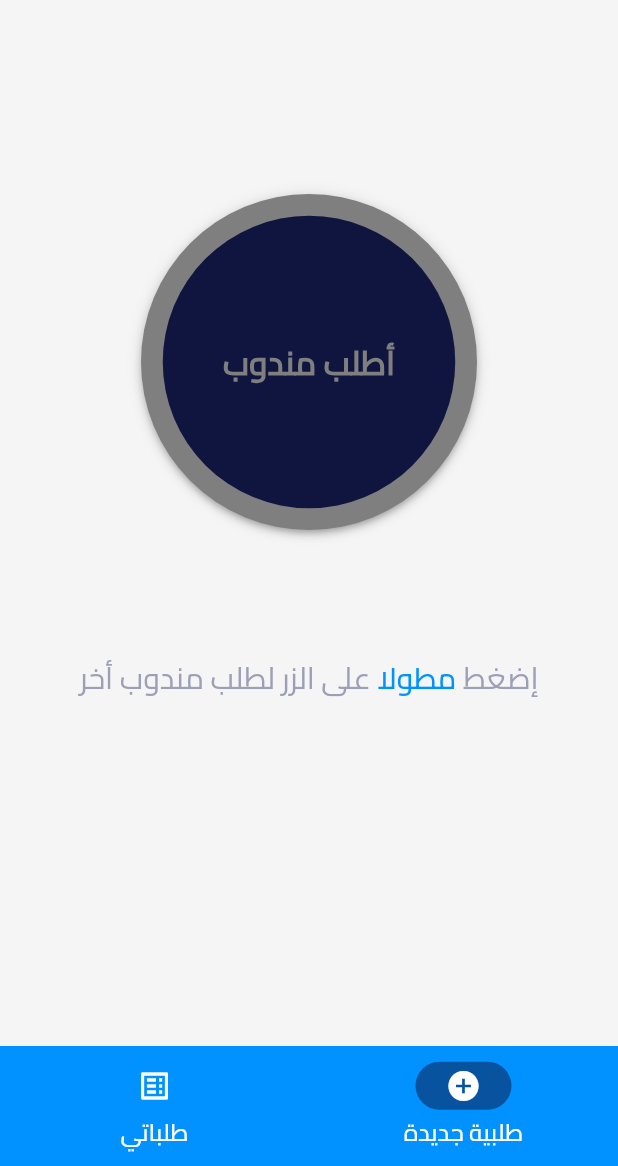
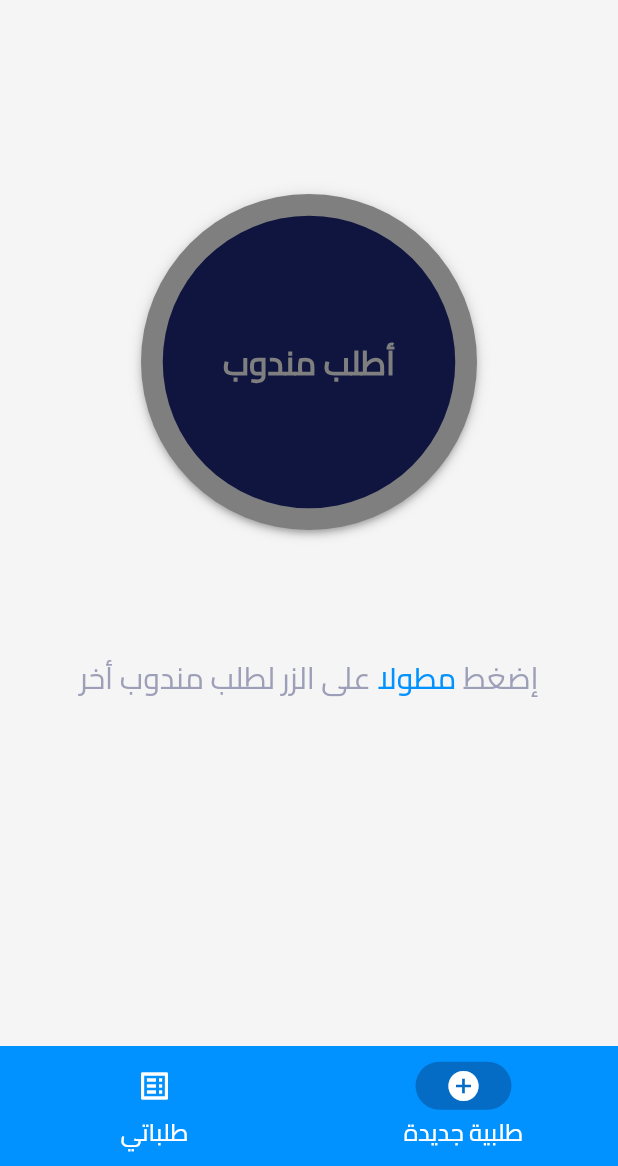
Before and after one commit to monzerabdullah/deliver_it_client, a Flutter app: the screen it shows after launch, on a phone screen of 412 x 824 dp, the part 70-1236 px from its top. Run offline on Flutter 3.47's test engine with Material 3 defaults, Android fonts, the phone set to English and light mode, and no system bars; our stand-ins replace flutter_svg, smooth_page_indicator.

Commit message:
update theme

```diff
--- a/lib/main.dart
+++ b/lib/main.dart
@@ -75,7 +75,7 @@ class _MyAppState extends State<MyApp> {
         ),
         textSelectionTheme: const TextSelectionThemeData(cursorColor: kPrimary),
         navigationBarTheme: NavigationBarThemeData(
-          indicatorColor: kPrimaryText.withOpacity(.5),
+          indicatorColor: kPrimaryText.withOpacity(.3),
           backgroundColor: kPrimary,
           iconTheme: const MaterialStatePropertyAll(
             IconThemeData(
```
